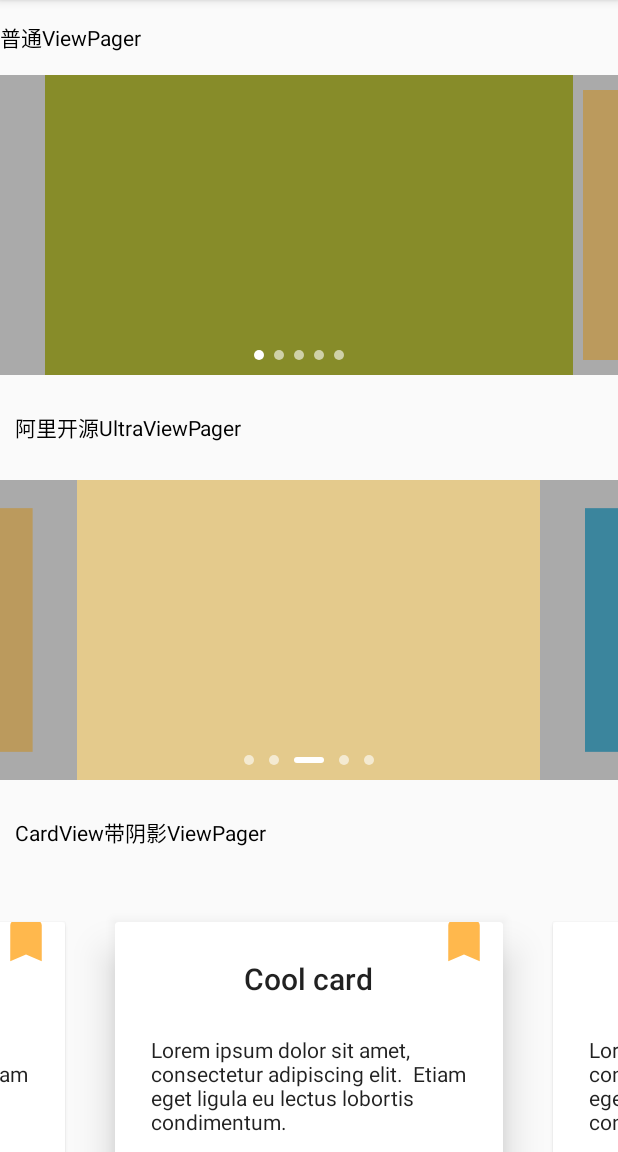
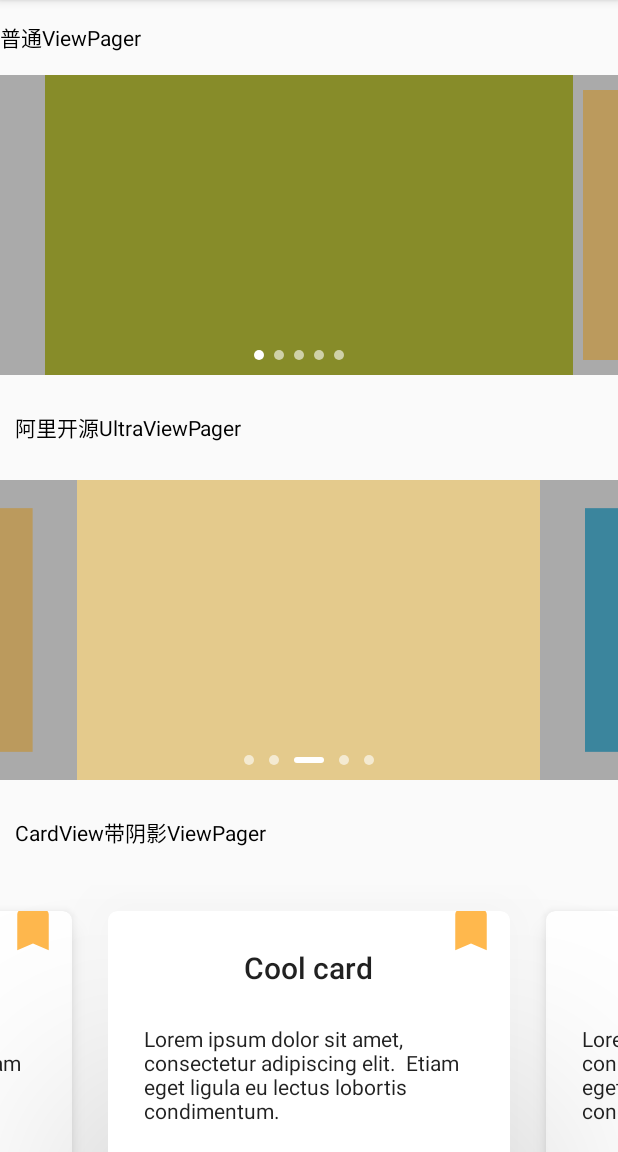
Before and after one commit to bingoloves/ViewPagerIndicator, an Android app: the screen it shows after launch (MainActivity), on a phone screen of 412 x 824 dp, the part 84-1236 px from its top. Run offline under Robolectric (Android 15) with nearby library versions, the phone set to English and light mode, and no system bars; our stand-ins replace ButterKnife.

Commit message:
优化Viewpager+CardView情况

```diff
--- a/app/src/main/res/layout/activity_main.xml
+++ b/app/src/main/res/layout/activity_main.xml
@@ -84,11 +84,10 @@
         <android.support.v4.view.ViewPager
             android:id="@+id/shadow_viewPager"
             android:layout_width="match_parent"
-            android:layout_height="300dp"
+            android:layout_height="280dp"
             android:clipToPadding="false"
             android:overScrollMode="never"
             android:paddingLeft="60dp"
             android:paddingRight="60dp"/>
     </LinearLayout>
-
 </ScrollView>
--- a/app/src/main/res/layout/layout_cardview_item.xml
+++ b/app/src/main/res/layout/layout_cardview_item.xml
@@ -4,7 +4,13 @@
     android:id="@+id/cardView"
     android:layout_width="match_parent"
     android:layout_height="wrap_content"
+    android:foreground="?android:attr/selectableItemBackground"
     android:layout_gravity="center"
+    android:clickable="true"
+    app:cardBackgroundColor="@android:color/white"
+    app:cardCornerRadius="6dp"
+    app:cardElevation="10dp"
+    app:cardPreventCornerOverlap="true"
     app:cardUseCompatPadding="true">
     <FrameLayout
         android:layout_width="match_parent"
--- a/indicator/src/main/java/cn/cqs/cardview/ShadowAdapterImpl.java
+++ b/indicator/src/main/java/cn/cqs/cardview/ShadowAdapterImpl.java
@@ -96,7 +96,9 @@ public abstract class ShadowAdapterImpl<T> extends PagerAdapter implements IShad
                 if (mBaseElevation == 0) {
                     mBaseElevation = cardView.getCardElevation();
                 }
-                cardView.setMaxCardElevation(mBaseElevation * MAX_ELEVATION_FACTOR);
+                Log.e("TAG","mBaseElevation = "+mBaseElevation);
+                //默认CardView mBaseElevation CardView间距可以根据实际情况调整
+                //cardView.setMaxCardElevation(mBaseElevation * MAX_ELEVATION_FACTOR);
             }
             mViews.put(position, view);
         }
```
